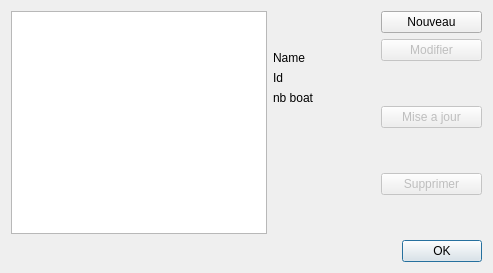
Qt form src/Ui/playerAccount.ui (nohal/qtVlm) before a commit.
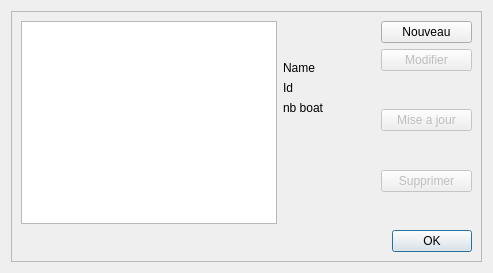
The same form after that commit.

Patch:
```diff
--- a/src/Ui/playerAccount.ui
+++ b/src/Ui/playerAccount.ui
@@ -15,6 +15,21 @@
   </property>
   <layout class="QVBoxLayout" name="verticalLayout_2">
    <item>
+    <widget class="QScrollArea" name="scrollArea">
+     <property name="widgetResizable">
+      <bool>true</bool>
+     </property>
+     <widget class="QWidget" name="scrollAreaWidgetContents">
+      <property name="geometry">
+       <rect>
+        <x>0</x>
+        <y>0</y>
+        <width>473</width>
+        <height>253</height>
+       </rect>
+      </property>
+      <layout class="QVBoxLayout" name="verticalLayout_3">
+       <item>
     <layout class="QHBoxLayout" name="horizontalLayout">
      <item>
       <widget class="QListWidget" name="list_player">
@@ -192,6 +207,10 @@
    </item>
   </layout>
  </widget>
+    </widget>
+   </item>
+  </layout>
+ </widget>
  <tabstops>
   <tabstop>buttonBox</tabstop>
   <tabstop>list_player</tabstop>
```
Left out of the diff: 1 changed line with no effect on the pictures. Lines whose indentation alone changed are shown as unchanged.
